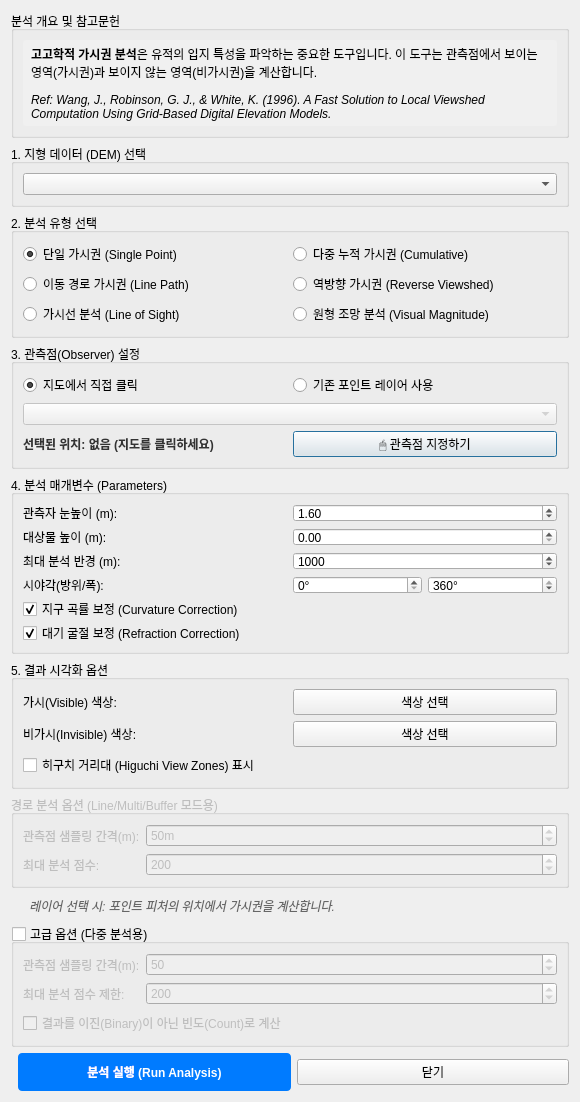
Qt form tools/viewshed_dialog_base.ui (lzpxilfe/ar) before a commit.
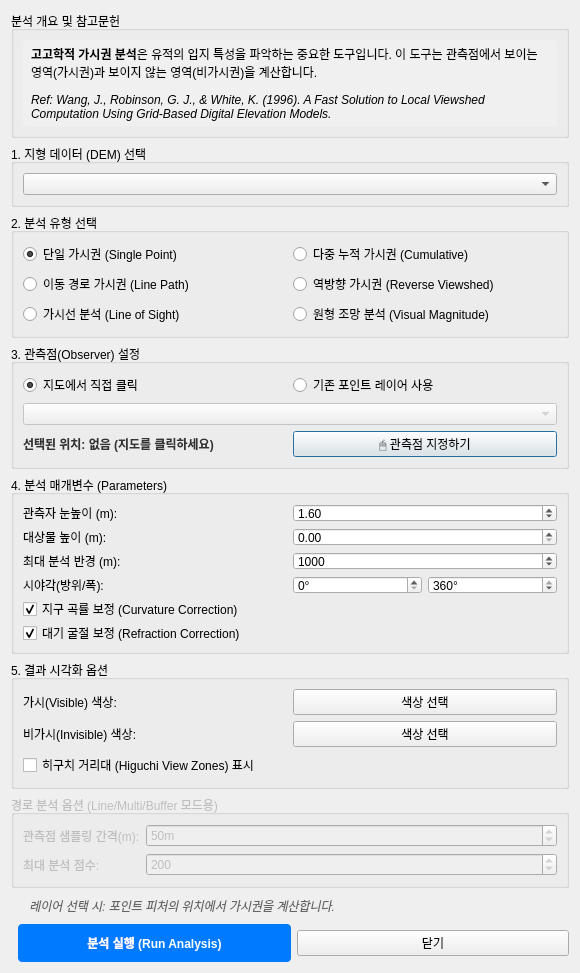
The same form after that commit. Custom widgets are drawn as their Qt base class.

Commit message: v1.6.01: Viewshed bug fixes - NumPy combine, imports, bounds check, UI cleanup

```diff
--- a/tools/viewshed_dialog_base.ui
+++ b/tools/viewshed_dialog_base.ui
@@ -432,59 +432,7 @@
      </property>
     </widget>
    </item>
-   <item>
-    <widget class="QGroupBox" name="groupMultiOptions">
-     <property name="title">
-      <string>고급 옵션 (다중 분석용)</string>
-     </property>
-     <property name="checkable">
-      <bool>true</bool>
-     </property>
-     <property name="checked">
-      <bool>false</bool>
-     </property>
-     <layout class="QFormLayout" name="formLayout_Multi">
-      <item row="0" column="0">
-       <widget class="QLabel" name="lblInterval">
-        <property name="text">
-         <string>관측점 샘플링 간격(m):</string>
-        </property>
-       </widget>
-      </item>
-      <item row="0" column="1">
-       <widget class="QSpinBox" name="spinPointInterval">
-        <property name="value">
-         <number>50</number>
-        </property>
-       </widget>
-      </item>
-      <item row="1" column="0">
-       <widget class="QLabel" name="lblMaxPoints">
-        <property name="text">
-         <string>최대 분석 점수 제한:</string>
-        </property>
-       </widget>
-      </item>
-      <item row="1" column="1">
-       <widget class="QSpinBox" name="spinMaxPoints">
-        <property name="maximum">
-         <number>10000</number>
-        </property>
-        <property name="value">
-         <number>200</number>
-        </property>
-       </widget>
-      </item>
-      <item row="2" column="0" colspan="2">
-       <widget class="QCheckBox" name="chkCountOnly">
-        <property name="text">
-         <string>결과를 이진(Binary)이 아닌 빈도(Count)로 계산</string>
-        </property>
-       </widget>
-      </item>
-     </layout>
-    </widget>
-   </item>
+
    <item>
     <spacer name="verticalSpacer">
      <property name="orientation">
```
Left out of the diff: 2 changed lines with no effect on the pictures. The commit also changes 2 other files.
